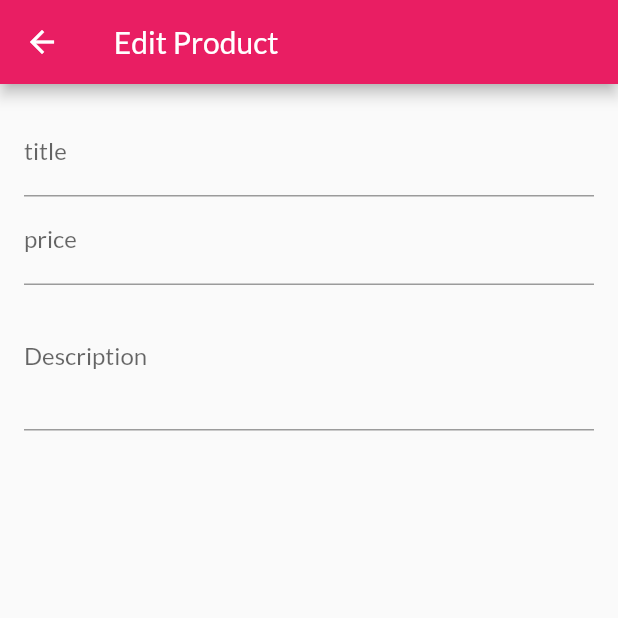
After one commit to chimaisaac60/shop_app, a Flutter app: the EditProductScreen screen opened by its route, on a phone screen of 412 x 824 dp, the top half of it. The commit adds this screen. Run offline on Flutter 3.47's test engine with Material 2 defaults, Android fonts, the phone set to English and light mode, and no system bars; network calls fail.

Commit message:
more updates

```diff
--- a/lib/main.dart
+++ b/lib/main.dart
@@ -2,8 +2,10 @@ import 'package:flutter/material.dart';
 import 'package:provider/provider.dart';
 import 'package:shop_app/providers/cart.dart';
 import 'package:shop_app/providers/orders.dart';
+import 'package:shop_app/screens/add_products_screen.dart';
 import 'package:shop_app/screens/cart_screen.dart';
 import 'package:shop_app/screens/orders_screen.dart';
+import 'package:shop_app/screens/user_products_screen.dart';
 import '/screens/product_detail_screen.dart';
 import '/screens/products_overview_screen.dart';
 import '/providers/products_provider.dart';
@@ -39,6 +41,8 @@ class MyApp extends StatelessWidget {
           ProductDetailScreen.routeName: (ctx) => ProductDetailScreen(),
           CartScreen.routeName: (ctx) => CartScreen(),
           OrdersScreen.routeName: (ctx) => OrdersScreen(),
+          UserProductsScreen.routeName: (ctx) => UserProductsScreen(),
+          EditProductScreen.routeName: (ctx) => EditProductScreen(),
         },
       ),
     );
--- /dev/null
+++ b/lib/screens/add_products_screen.dart
@@ -0,0 +1,59 @@
+import 'package:flutter/material.dart';
+import 'package:flutter/services.dart';
+
+class EditProductScreen extends StatefulWidget {
+  static const routeName = '/edit-products';
+  @override
+  _EditProductScreenState createState() => _EditProductScreenState();
+}
+
+class _EditProductScreenState extends State<EditProductScreen> {
+  final _priceFocusNode = FocusNode();
+  final _descriptionFocusNode = FocusNode();
+
+  @override
+  void dispose() {
+    _priceFocusNode.dispose();
+    _descriptionFocusNode.dispose();
+    super.dispose();
+  }
+  @override
+  Widget build(BuildContext context) {
+    return Scaffold(
+      appBar: AppBar(
+        title: Text(' Edit Product'),
+      ),
+      body: Padding(
+        padding: const EdgeInsets.all(16.0),
+        child: Form(
+          child: ListView(
+            children: [
+              TextFormField(
+                decoration: InputDecoration(labelText: 'title'),
+                textInputAction: TextInputAction.next,
+                onFieldSubmitted: (_) {
+                  FocusScope.of(context).requestFocus(_priceFocusNode);
+                },
+              ),
+              TextFormField(
+                decoration: InputDecoration(labelText: 'price'),
+                textInputAction: TextInputAction.next,
+                keyboardType: TextInputType.number,
+                focusNode: _priceFocusNode,
+                onFieldSubmitted: (_) {
+                  FocusScope.of(context).requestFocus(_descriptionFocusNode);
+                },
+              ),
+              TextFormField(
+                decoration: InputDecoration(labelText: 'Description'),
+                maxLines: 3,
+                keyboardType: TextInputType.multiline,
+                focusNode: _descriptionFocusNode,
+              ),
+            ],
+          ),
+        ),
+      ),
+    );
+  }
+}
--- a/lib/widgets/product_item.dart
+++ b/lib/widgets/product_item.dart
@@ -60,6 +60,7 @@ class ProductItem extends StatelessWidget {
                   backgroundColor: Theme.of(context).accentColor,
                   action: SnackBarAction(
                     label: 'UNDO',
+                    textColor: Colors.white,
                     onPressed: () {
                       cart.removeSingleItem(product.id);
                     },
```
Also changed, not shown: lib/screens/cart_screen.dart (+12 -1 lines), lib/screens/user_products_screen.dart (added, +39 -0 lines), lib/widgets/cart_item.dart (+23 -0 lines), lib/widgets/main_drawer.dart (+11 -1 lines), lib/widgets/user_product_item.dart (added, +34 -0 lines).
